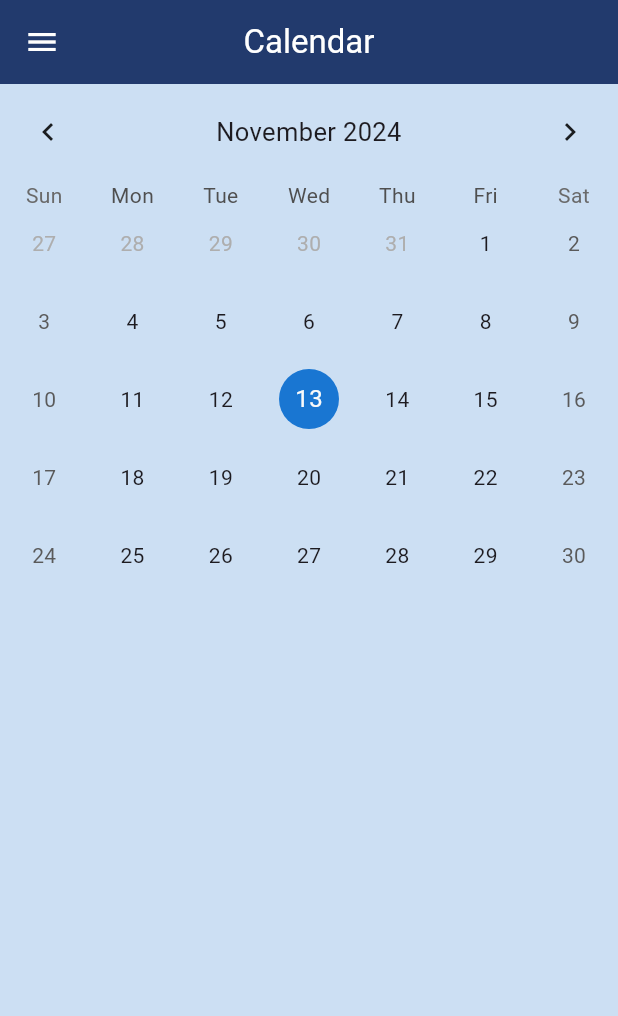
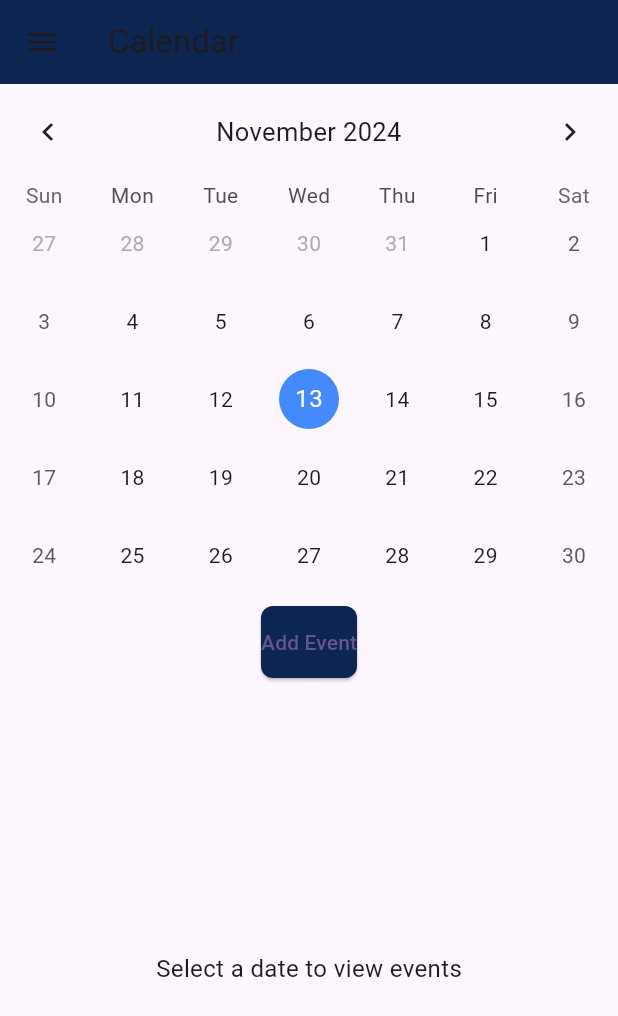
Before and after one commit to Urvisha1103/cashcare_app, a Flutter app: the CalendarPage screen opened directly, on a phone screen of 412 x 824 dp. Shown: the top 1016 px of the screen. Run offline on Flutter 3.47's test engine with Material 3 defaults, Android fonts, the phone set to English and light mode, and no system bars; drawn by our look-alikes of table_calendar; our stand-ins replace cloud_firestore, csv, firebase_auth, firebase_core, firebase_storage, image_picker and 1 more; missing offline and left inert: razorpay_flutter; accounts and stored records are empty.

Commit message:
5th commit

```diff
--- a/lib/CalendarPage.dart
+++ b/lib/CalendarPage.dart
@@ -1,218 +1,187 @@
-import 'package:cashcare/drawer_menu.dart';
 import 'package:flutter/material.dart';
 import 'package:table_calendar/table_calendar.dart';
-// Import your Profile Page
+import 'package:cloud_firestore/cloud_firestore.dart';
+import 'package:intl/intl.dart';
+import 'drawer_menu.dart';
 
 class CalendarPage extends StatefulWidget {
-  const CalendarPage({super.key});
+  const CalendarPage({Key? key}) : super(key: key);
 
   @override
   _CalendarPageState createState() => _CalendarPageState();
 }
 
 class _CalendarPageState extends State<CalendarPage> {
-  CalendarFormat _calendarFormat = CalendarFormat.month;
-  DateTime _selectedDay = DateTime.now();
+  final FirebaseFirestore _firestore = FirebaseFirestore.instance;
   DateTime _focusedDay = DateTime.now();
+  DateTime? _selectedDay;
+  Map<DateTime, List<Map<String, dynamic>>> _events = {};
 
-  // Event data
-  final Map<DateTime, List<Event>> _events = {
-    DateTime.utc(2024, 9, 3): [Event('Event A', 'Pay all Bills')],
-    DateTime.utc(2024, 9, 5): [Event('Event B', 'Receive Money from XYZ')],
-    DateTime.utc(2024, 10, 10): [Event('Event C', 'Receive Money from ABC')],
-  };
+  @override
+  void initState() {
+    super.initState();
+    _fetchEvents();
+  }
 
-  // Get events for selected day
-  List<Event> _getEventsForDay(DateTime day) {
+  // Fetch events from Firestore and store them in a Map for quick access by date
+  Future<void> _fetchEvents() async {
+    QuerySnapshot snapshot = await _firestore.collection('events').get();
+    Map<DateTime, List<Map<String, dynamic>>> events = {};
+
+    for (var doc in snapshot.docs) {
+      final data = doc.data() as Map<String, dynamic>;
+      final DateTime eventDate = (data['date'] as Timestamp).toDate();
+      final String title = data['title'] ?? 'No Title';
+      final String description = data['description'] ?? '';
+
+      if (events[eventDate] == null) {
+        events[eventDate] = [];
+      }
+      events[eventDate]!.add({
+        'title': title,
+        'description': description,
+      });
+    }
+
+    setState(() {
+      _events = events;
+    });
+  }
+
+  // Display events for the selected day
+  List<Map<String, dynamic>> _getEventsForDay(DateTime day) {
     return _events[day] ?? [];
+  }
+
+  // Add a new event to Firestore
+  Future<void> _addEvent(String title, String description) async {
+    if (_selectedDay == null) return;
+
+    await _firestore.collection('events').add({
+      'date': Timestamp.fromDate(_selectedDay!),
+      'title': title,
+      'description': description,
+    });
+
+    // Refresh events after adding
+    _fetchEvents();
+  }
+
+  void _showAddEventDialog() {
+    TextEditingController titleController = TextEditingController();
+    TextEditingController descriptionController = TextEditingController();
+
+    showDialog(
+      context: context,
+      builder: (context) {
+        return AlertDialog(
+          title: const Text('Add Event'),
+          content: Column(
+            mainAxisSize: MainAxisSize.min,
+            children: [
+              TextField(
+                controller: titleController,
+                decoration: const InputDecoration(labelText: 'Event Title'),
+              ),
+              TextField(
+                controller: descriptionController,
+                decoration: const InputDecoration(labelText: 'Description'),
+              ),
+            ],
+          ),
+          actions: [
+            TextButton(
+              onPressed: () {
+                Navigator.of(context).pop();
+              },
+              child: const Text('Cancel'),
+            ),
+            TextButton(
+              onPressed: () {
+                _addEvent(
+                  titleController.text,
+                  descriptionController.text,
+                );
+                Navigator.of(context).pop();
+              },
+              child: const Text('Add'),
+            ),
+          ],
+        );
+      },
+    );
   }
 
   @override
   Widget build(BuildContext context) {
-    // Get screen size
-    var screenSize = MediaQuery.of(context).size;
-
     return Scaffold(
-      backgroundColor: Color(0xFFCCDFF3), // Light blue background color
       appBar: AppBar(
-        backgroundColor: Color(0xFF223A6D), // Dark blue app bar color
-        title: Text(
-          'Calendar',
-          style: TextStyle(color: Color.fromARGB(255, 255, 255, 255)),
+        title: const Text('Calendar'),
+        backgroundColor: const Color(0xFF0C2551),
       ),
-        centerTitle: true,
-        leading: Builder(
-          builder: (context) => IconButton(
-            icon: Icon(
-              Icons.menu,
-              color: Colors.white,
-            ),
-            onPressed: () => Scaffold.of(context).openDrawer(),
-          ),
-        ),
-      ),
-      drawer: DrawerMenu(), // Use the reusable drawer
-      body: SafeArea(
-        child: SingleChildScrollView(
-          child: Column(
+      drawer: DrawerMenu(),
+      body: Column(
         children: [
-              // Calendar view
           TableCalendar(
-                firstDay: DateTime.utc(2020, 1, 1),
-                lastDay: DateTime.utc(2030, 12, 31),
+            firstDay: DateTime.utc(2000, 1, 1),
+            lastDay: DateTime.utc(2100, 12, 31),
             focusedDay: _focusedDay,
-                selectedDayPredicate: (day) {
-                  return isSameDay(_selectedDay, day);
-                },
+            selectedDayPredicate: (day) => isSameDay(_selectedDay, day),
             onDaySelected: (selectedDay, focusedDay) {
               setState(() {
                 _selectedDay = selectedDay;
                 _focusedDay = focusedDay;
               });
             },
-                calendarFormat: _calendarFormat,
-                onFormatChanged: (format) {
-                  setState(() {
-                    _calendarFormat = format;
-                  });
-                },
-                eventLoader: _getEventsForDay, // Event handler
-                calendarStyle: CalendarStyle(
+            calendarStyle: const CalendarStyle(
               todayDecoration: BoxDecoration(
-                    color: Colors.blue[300],
+                color: Colors.blueAccent,
                 shape: BoxShape.circle,
               ),
               selectedDecoration: BoxDecoration(
-                    color: Colors.blue[700],
+                color: Color(0xFF0C2551),
                 shape: BoxShape.circle,
               ),
             ),
-                headerStyle: HeaderStyle(
-                  formatButtonVisible: false, // Hide the format button
-                  titleCentered: true, // Center the title
-                  leftChevronVisible: true, // Show left arrow
-                  rightChevronVisible: true, // Show right arrow
+            headerStyle: const HeaderStyle(
+              formatButtonVisible: false,
+              titleCentered: true,
             ),
           ),
-
-              // Event list for the selected day wrapped in a ListView
-              ListView(
-                padding:
-                    EdgeInsets.symmetric(horizontal: screenSize.width * 0.05),
-                shrinkWrap: true,
-                physics:
-                    NeverScrollableScrollPhysics(), // Prevent scrolling in this ListView
-                children: _getEventsForDay(_selectedDay).map((event) {
-                  return EventCard(
-                    color: event.color,
-                    title: event.title,
-                    description: event.description,
-                  );
-                }).toList(),
-              ),
-              SizedBox(
-                  height: screenSize.height *
-                      0.02), // Add some spacing at the bottom
-            ],
-          ),
-        ),
-      ),
-    );
-  }
-
-  // Helper widget to build drawer items
-  Widget _buildDrawerItem({
-    required IconData icon,
-    required String label,
-    required Function() onTap,
-  }) {
-    return ListTile(
-      leading: Icon(icon, color: Colors.white),
-      title: Text(
-        label,
-        style: TextStyle(
-          color: Colors.white,
-          fontSize: 16.0,
-        ),
-      ),
-      onTap: onTap,
-    );
-  }
-}
-
-// Event card similar to the old design
-class EventCard extends StatelessWidget {
-  final Color color;
-  final String title;
-  final String description;
-
-  const EventCard({
-    super.key,
-    required this.color,
-    required this.title,
-    required this.description,
-  });
-
-  @override
-  Widget build(BuildContext context) {
-    var screenSize = MediaQuery.of(context).size;
-
-    return Card(
-      margin: EdgeInsets.symmetric(vertical: screenSize.height * 0.01),
-      elevation: 4.0,
+          const SizedBox(height: 8.0),
+          ElevatedButton(
+            onPressed: _showAddEventDialog,
+            style: ElevatedButton.styleFrom(
+              backgroundColor: const Color(0xFF0C2551),
+              padding: const EdgeInsets.symmetric(vertical: 14.0),
               shape: RoundedRectangleBorder(
                 borderRadius: BorderRadius.circular(8.0),
               ),
-      child: Container(
-        padding: EdgeInsets.all(screenSize.width * 0.04),
-        child: Column(
-          crossAxisAlignment: CrossAxisAlignment.start,
-          children: [
-            Row(
-              children: [
-                Container(
-                  width: screenSize.width * 0.02,
-                  height: screenSize.width * 0.02,
-                  decoration: BoxDecoration(
-                    color: color,
-                    shape: BoxShape.circle,
+            ),
+            child: const Text('Add Event'),
+          ),
+          const SizedBox(height: 16.0),
+          Expanded(
+            child: _selectedDay == null
+                ? const Center(
+                    child: Text(
+                      'Select a date to view events',
+                      style: TextStyle(fontSize: 16.0),
+                    ),
+                  )
+                : ListView.builder(
+                    itemCount: _getEventsForDay(_selectedDay!).length,
+                    itemBuilder: (context, index) {
+                      final event = _getEventsForDay(_selectedDay!)[index];
+                      return ListTile(
+                        title: Text(event['title']),
+                        subtitle: Text(event['description']),
+                      );
+                    },
                   ),
           ),
-                SizedBox(width: screenSize.width * 0.02),
-                Text(
-                  title,
-                  style: TextStyle(
-                      fontSize: screenSize.width * 0.045,
-                      fontWeight: FontWeight.bold),
-                ),
         ],
-            ),
-            SizedBox(height: screenSize.height * 0.01),
-            Text(description),
-          ],
-        ),
       ),
     );
   }
 }
-
-// Event class to store event details
-class Event {
-  final String title;
-  final String description;
-  final Color color;
-
-  Event(this.title, this.description) : color = _getEventColor(title);
-
-  // Assign colors based on event type
-  static Color _getEventColor(String title) {
-    switch (title) {
-      case 'Event A':
-        return Colors.green;
-      case 'Event B':
-        return Colors.blue;
-      default:
-        return Colors.yellow;
-    }
-  }
-}
--- a/pubspec.yaml
+++ b/pubspec.yaml
@@ -34,7 +34,7 @@ dependencies:
   intl: ^0.19.0
   image_picker: ^1.1.2
   image_picker_web: ^4.0.0
-  table_calendar: ^3.0.6  # Check for the latest version
+  table_calendar: ^3.1.2  # Check for the latest version
   firebase_core: ^2.0.0
   cloud_firestore: ^4.5.0
 
```
Also changed, not shown: lib/SharePage.dart (added, +94 -0 lines), lib/share.dart (deleted, +0 -89 lines). Lines whose indentation alone changed are shown as unchanged.
